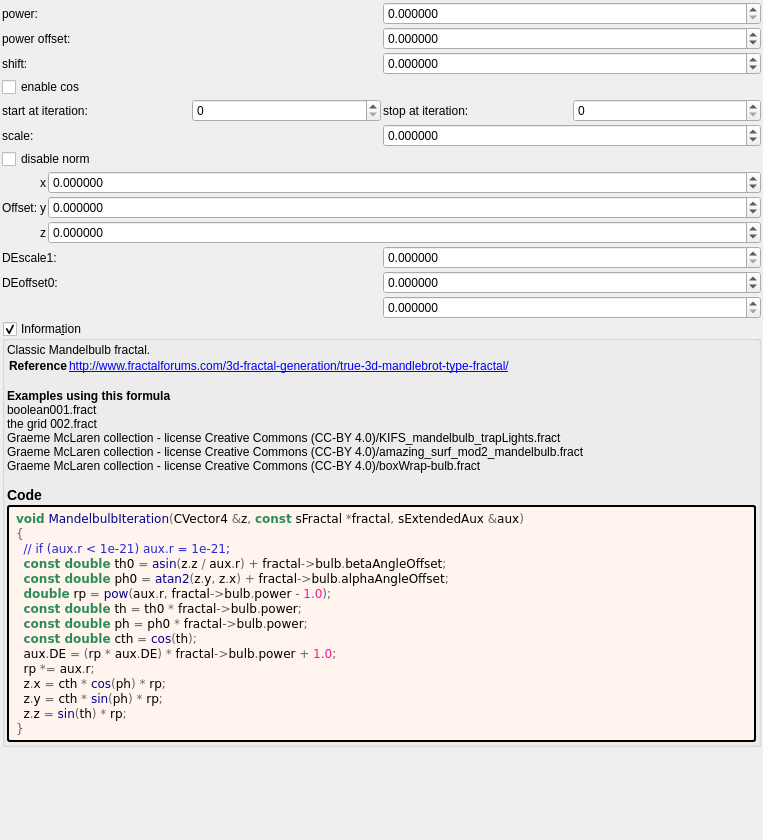
Before: the Qt Designer form mandelbulber2/formula/ui/mandelnest.ui in buddhi1980/mandelbulber2, drawn with Qt 5.
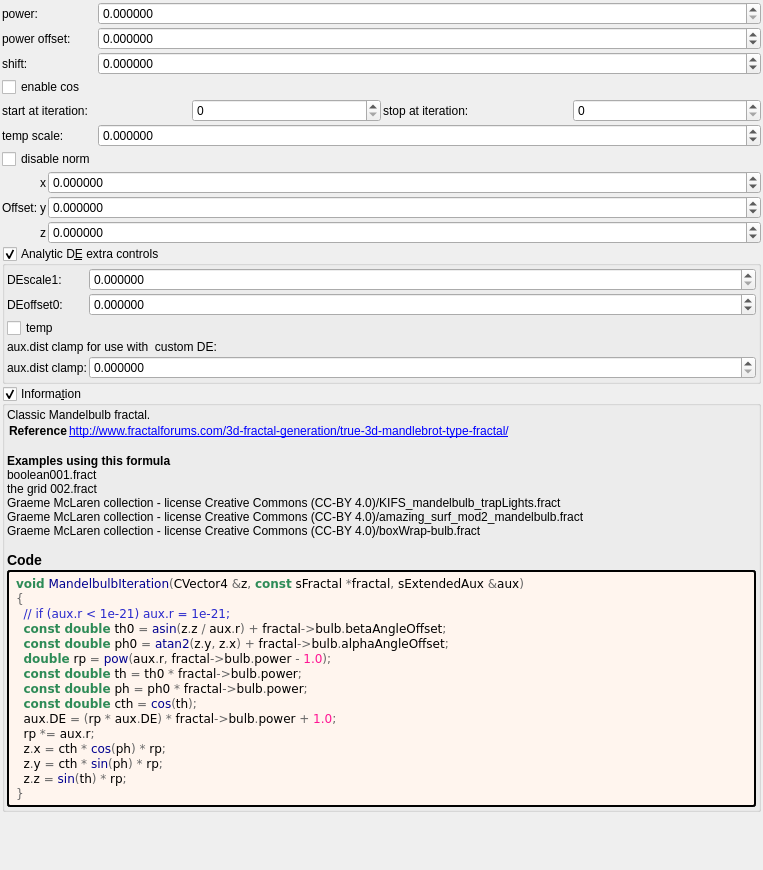
After: the same form once the commit is applied. Custom widgets are drawn as their Qt base class.

```diff
--- a/mandelbulber2/formula/ui/mandelnest.ui
+++ b/mandelbulber2/formula/ui/mandelnest.ui
@@ -7,7 +7,7 @@
     <x>0</x>
     <y>0</y>
     <width>763</width>
-    <height>840</height>
+    <height>870</height>
    </rect>
   </property>
   <property name="windowTitle">
@@ -30,7 +30,7 @@
     <number>2</number>
    </property>
    <item>
-    <layout class="QGridLayout" name="gridLayout" columnstretch="0,0">
+    <layout class="QGridLayout" name="gridLayout" columnstretch="0,1">
      <property name="spacing">
       <number>2</number>
      </property>
@@ -168,7 +168,7 @@
      <item row="5" column="0">
       <widget class="QLabel" name="label_11">
        <property name="text">
-        <string>scale:</string>
+        <string>temp scale:</string>
        </property>
       </widget>
      </item>
@@ -393,82 +393,37 @@
     </layout>
    </item>
    <item>
-    <layout class="QGridLayout" name="gridLayout_83" columnstretch="0,0">
-     <property name="spacing">
-      <number>2</number>
-     </property>
-     <item row="4" column="1">
-      <widget class="MyDoubleSpinBox" name="spinbox_analyticDE_offset_1">
-       <property name="sizePolicy">
-        <sizepolicy hsizetype="Minimum" vsizetype="Maximum">
-         <horstretch>0</horstretch>
-         <verstretch>0</verstretch>
-        </sizepolicy>
-       </property>
+    <widget class="MyGroupBox" name="groupCheck_analyticDE_enabled_false">
        <property name="toolTip">
-        <string>&lt;html&gt;&lt;head/&gt;&lt;body&gt;&lt;p&gt;Clamps are only variable in slot#1,&lt;/p&gt;&lt;p&gt;in other slots they are set to default&lt;/p&gt;&lt;/body&gt;&lt;/html&gt;</string>
-       </property>
-       <property name="prefix">
-        <string/>
-       </property>
-       <property name="suffix">
-        <string/>
-       </property>
-       <property name="decimals">
-        <number>6</number>
-       </property>
-       <property name="minimum">
-        <double>0.000000000000000</double>
-       </property>
-       <property name="maximum">
-        <double>99.989999999999995</double>
-       </property>
-       <property name="singleStep">
-        <double>0.100000000000000</double>
-       </property>
-      </widget>
-     </item>
-     <item row="2" column="0">
-      <widget class="QLabel" name="label_256">
-       <property name="text">
-        <string>DEscale1:</string>
-       </property>
-      </widget>
-     </item>
-     <item row="3" column="1">
-      <widget class="MyDoubleSpinBox" name="spinbox_analyticDE_offset_0">
-       <property name="sizePolicy">
-        <sizepolicy hsizetype="Minimum" vsizetype="Maximum">
-         <horstretch>0</horstretch>
-         <verstretch>0</verstretch>
-        </sizepolicy>
-       </property>
-       <property name="toolTip">
-        <string>&lt;html&gt;&lt;head/&gt;&lt;body&gt;&lt;p&gt;Clamps are only variable in slot#1,&lt;/p&gt;&lt;p&gt;in other slots they are set to default&lt;/p&gt;&lt;/body&gt;&lt;/html&gt;</string>
-       </property>
-       <property name="prefix">
-        <string/>
-       </property>
-       <property name="suffix">
-        <string/>
-       </property>
-       <property name="decimals">
-        <number>6</number>
-       </property>
-       <property name="minimum">
-        <double>-99.989999999999995</double>
-       </property>
-       <property name="maximum">
-        <double>99.989999999999995</double>
-       </property>
-       <property name="singleStep">
-        <double>0.100000000000000</double>
-       </property>
-       <property name="value">
-        <double>0.000000000000000</double>
-       </property>
-      </widget>
-     </item>
+      <string>&lt;html&gt;&lt;head/&gt;&lt;body&gt;&lt;p&gt;Adjusts the DE every time this slot is iterated.&lt;/p&gt;&lt;p&gt;The aim is to keep these parameters as low as possible.&lt;/p&gt;&lt;p&gt;High values improve the DE, but detail is lost.&lt;/p&gt;&lt;p&gt;Occasionally a negative Offset value is used. &lt;/p&gt;&lt;/body&gt;&lt;/html&gt;</string>
+     </property>
+     <property name="title">
+      <string>Analytic D&amp;E extra controls</string>
+     </property>
+     <property name="checkable">
+      <bool>true</bool>
+     </property>
+     <layout class="QVBoxLayout" name="verticalLayout_13" stretch="0">
+      <property name="spacing">
+       <number>2</number>
+      </property>
+      <property name="leftMargin">
+       <number>2</number>
+      </property>
+      <property name="topMargin">
+       <number>2</number>
+      </property>
+      <property name="rightMargin">
+       <number>2</number>
+      </property>
+      <property name="bottomMargin">
+       <number>2</number>
+      </property>
+      <item>
+       <layout class="QGridLayout" name="gridLayout_83" columnstretch="0,1">
+        <property name="spacing">
+         <number>2</number>
+        </property>
      <item row="3" column="0">
       <widget class="QLabel" name="label_269">
        <property name="text">
@@ -507,7 +462,103 @@
        </property>
       </widget>
      </item>
-    </layout>
+        <item row="6" column="1">
+         <widget class="MyDoubleSpinBox" name="spinbox_analyticDE_offset_1">
+          <property name="sizePolicy">
+           <sizepolicy hsizetype="Minimum" vsizetype="Maximum">
+            <horstretch>0</horstretch>
+            <verstretch>0</verstretch>
+           </sizepolicy>
+          </property>
+          <property name="toolTip">
+           <string>&lt;html&gt;&lt;head/&gt;&lt;body&gt;&lt;p&gt;Clamps are only variable in slot#1,&lt;/p&gt;&lt;p&gt;in other slots they are set to default&lt;/p&gt;&lt;/body&gt;&lt;/html&gt;</string>
+          </property>
+          <property name="prefix">
+           <string/>
+          </property>
+          <property name="suffix">
+           <string/>
+          </property>
+          <property name="decimals">
+           <number>6</number>
+          </property>
+          <property name="minimum">
+           <double>0.000000000000000</double>
+          </property>
+          <property name="maximum">
+           <double>99.989999999999995</double>
+          </property>
+          <property name="singleStep">
+           <double>0.100000000000000</double>
+          </property>
+         </widget>
+        </item>
+        <item row="3" column="1">
+         <widget class="MyDoubleSpinBox" name="spinbox_analyticDE_offset_0">
+          <property name="sizePolicy">
+           <sizepolicy hsizetype="Minimum" vsizetype="Maximum">
+            <horstretch>0</horstretch>
+            <verstretch>0</verstretch>
+           </sizepolicy>
+          </property>
+          <property name="toolTip">
+           <string>&lt;html&gt;&lt;head/&gt;&lt;body&gt;&lt;p&gt;Clamps are only variable in slot#1,&lt;/p&gt;&lt;p&gt;in other slots they are set to default&lt;/p&gt;&lt;/body&gt;&lt;/html&gt;</string>
+          </property>
+          <property name="prefix">
+           <string/>
+          </property>
+          <property name="suffix">
+           <string/>
+          </property>
+          <property name="decimals">
+           <number>6</number>
+          </property>
+          <property name="minimum">
+           <double>-99.989999999999995</double>
+          </property>
+          <property name="maximum">
+           <double>99.989999999999995</double>
+          </property>
+          <property name="singleStep">
+           <double>0.100000000000000</double>
+          </property>
+          <property name="value">
+           <double>0.000000000000000</double>
+          </property>
+         </widget>
+        </item>
+        <item row="5" column="0" colspan="2">
+         <widget class="QLabel" name="label_258">
+          <property name="text">
+           <string>aux.dist clamp for use with  custom DE:</string>
+          </property>
+         </widget>
+        </item>
+        <item row="2" column="0">
+         <widget class="QLabel" name="label_256">
+          <property name="text">
+           <string>DEscale1:</string>
+          </property>
+         </widget>
+        </item>
+        <item row="6" column="0">
+         <widget class="QLabel" name="label_257">
+          <property name="text">
+           <string>aux.dist clamp:</string>
+          </property>
+         </widget>
+        </item>
+        <item row="4" column="0">
+         <widget class="MyCheckBox" name="checkBox_transf_function_enabledB_false">
+          <property name="text">
+           <string notr="true">temp</string>
+          </property>
+         </widget>
+        </item>
+       </layout>
+      </item>
+     </layout>
+    </widget>
    </item>
    <item>
     <widget class="MyGroupBox" name="groupCheck_info">
```
Lines whose indentation alone changed are shown as unchanged.
